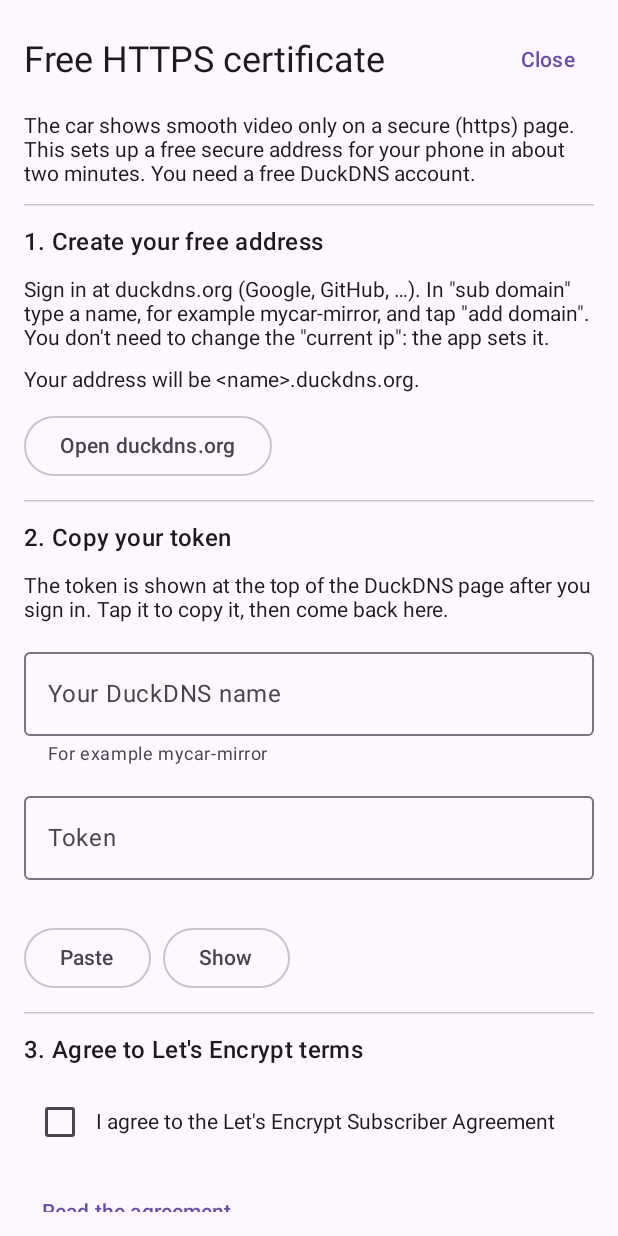
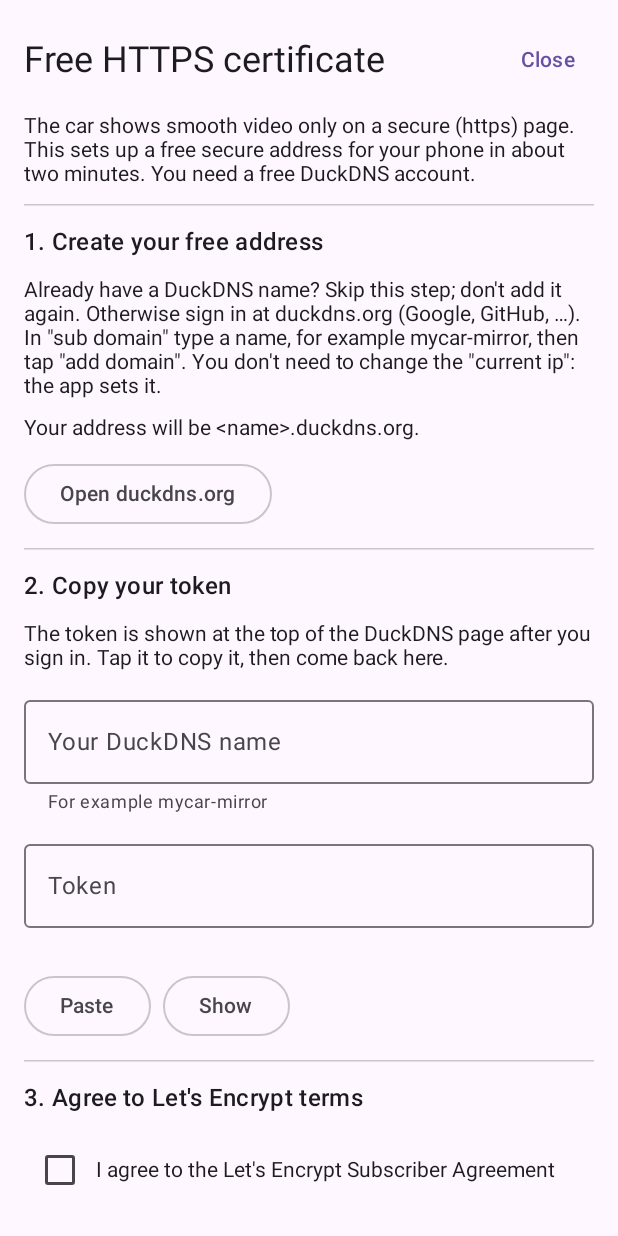
Before and after one commit to danyk20/WebMirror, an Android app built with Jetpack Compose: the composable CertWizardScreen shown on its own in the app's theme, on a phone screen of 412 x 824 dp. Run offline under Robolectric (Android 15) with nearby library versions, the phone set to English and light mode, and no system bars; pictures from the network do not load.

Commit message:
Certificate wizard polish: hide Renew for test certificates, skip-step hint, remember Let's Encrypt agreement
Co-Authored-By: Claude Opus 5.5 <noreply@anthropic.com>

```diff
--- a/app/src/main/java/app/webmirror/android/CertWizard.kt
+++ b/app/src/main/java/app/webmirror/android/CertWizard.kt
@@ -75,7 +75,7 @@ internal fun CertWizardScreen(onClose: () -> Unit) {
     var name by rememberSaveable { mutableStateOf(if (saved.enabled) saved.subdomain else "") }
     var token by rememberSaveable { mutableStateOf("") }
     var showToken by rememberSaveable { mutableStateOf(false) }
-    var agreed by rememberSaveable { mutableStateOf(false) }
+    var agreed by rememberSaveable { mutableStateOf(saved.agreedToTermsAt > 0) }
     var staging by rememberSaveable { mutableStateOf(false) }
     var showDev by rememberSaveable { mutableStateOf(false) }
 
@@ -120,8 +120,8 @@ internal fun CertWizardScreen(onClose: () -> Unit) {
         HorizontalDivider()
         Text("1. Create your free address", style = MaterialTheme.typography.titleMedium)
         Text(
-            "Sign in at duckdns.org (Google, GitHub, …). In \"sub domain\" type a name, for example mycar-mirror, " +
-                "and tap \"add domain\". You don't need to change the \"current ip\": the app sets it.",
+            "Already have a DuckDNS name? Skip this step; don't add it again. Otherwise sign in at duckdns.org " +
+                "(Google, GitHub, …). In \"sub domain\" type a name, for example mycar-mirror, then tap \"add domain\". You don't need to change the \"current ip\": the app sets it.",
         )
         Text("Your address will be <name>.duckdns.org.")
         OutlinedButton(onClick = { openUrl(context, "https://www.duckdns.org") }) { Text("Open duckdns.org") }
--- a/app/src/main/java/app/webmirror/android/MainActivity.kt
+++ b/app/src/main/java/app/webmirror/android/MainActivity.kt
@@ -804,7 +804,7 @@ private fun CertificateSection(
         Row(horizontalArrangement = Arrangement.spacedBy(8.dp)) {
             if (autoRun.running) {
                 OutlinedButton(onClick = { AutoCert.cancelRun() }) { Text("Cancel") }
-            } else {
+            } else if (!auto.staging) {
                 Button(onClick = { AutoCert.startRenewNow(context) }) { Text("Renew now") }
             }
             OutlinedButton(onClick = onOpenWizard, enabled = !autoRun.running) { Text("Change name or token") }
--- a/app/src/main/java/app/webmirror/android/net/AutoCert.kt
+++ b/app/src/main/java/app/webmirror/android/net/AutoCert.kt
@@ -94,6 +94,7 @@ object AutoCert {
             notAfterMs = p.getLong("notAfter", 0),
             staging = p.getBoolean("staging", false),
             lastAttemptMs = p.getLong("lastAttempt", 0),
+            agreedToTermsAt = p.getLong("agreedToTermsAt", 0),
             lastError = p.getString("lastError", null),
             ipError = p.getString("ipError", null),
             accountX509 = p.getString("accountX509", null)?.let { Base64.decode(it, Base64.NO_WRAP) },
@@ -119,6 +120,7 @@ object AutoCert {
                 .putLong("notAfter", s.notAfterMs)
                 .putBoolean("staging", s.staging)
                 .putLong("lastAttempt", s.lastAttemptMs)
+                .putLong("agreedToTermsAt", s.agreedToTermsAt)
                 .putString("lastError", s.lastError)
                 .putString("ipError", s.ipError)
                 .putString("accountX509", s.accountX509?.let { Base64.encodeToString(it, Base64.NO_WRAP) })
--- a/app/src/main/java/app/webmirror/android/net/AutoCertLogic.kt
+++ b/app/src/main/java/app/webmirror/android/net/AutoCertLogic.kt
@@ -17,6 +17,8 @@ data class AutoCertState(
     val lastError: String? = null,
     /** Error from the last DuckDNS address update after the virtual address changed. */
     val ipError: String? = null,
+    /** When the user first agreed to the Let's Encrypt terms (set on a successful setup); 0 = never. */
+    val agreedToTermsAt: Long = 0,
 ) {
     val fqdn: String get() = "$subdomain.duckdns.org"
 }
@@ -41,7 +43,8 @@ object AutoCertLogic {
 
     fun onSuccess(s: AutoCertState, notBeforeMs: Long, notAfterMs: Long, nowMs: Long, accountPkcs8: ByteArray, accountX509: ByteArray) =
         s.copy(enabled = true, notBeforeMs = notBeforeMs, notAfterMs = notAfterMs, lastAttemptMs = nowMs, lastError = null,
-            accountPkcs8 = accountPkcs8, accountX509 = accountX509)
+            accountPkcs8 = accountPkcs8, accountX509 = accountX509,
+            agreedToTermsAt = if (s.agreedToTermsAt > 0) s.agreedToTermsAt else nowMs)
 
     fun onFailure(s: AutoCertState, nowMs: Long, message: String) = s.copy(lastAttemptMs = nowMs, lastError = message)
 
@@ -57,6 +60,7 @@ object AutoCertLogic {
             subdomain = subdomain,
             token = token.trim().ifEmpty { if (existing.enabled) existing.token else "" },
             staging = staging,
+            agreedToTermsAt = existing.agreedToTermsAt,
             accountPkcs8 = if (keepKey) existing.accountPkcs8 else null,
             accountX509 = if (keepKey) existing.accountX509 else null,
         )
```
Also changed, not shown: 1 other file.
